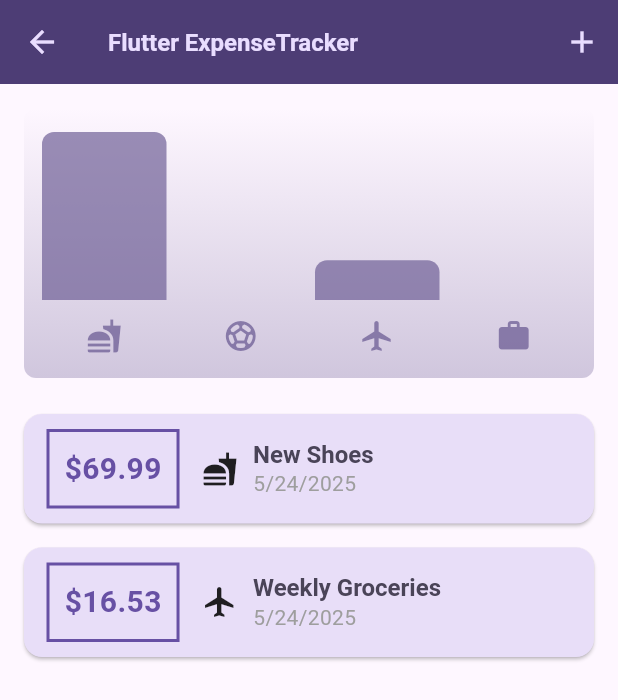
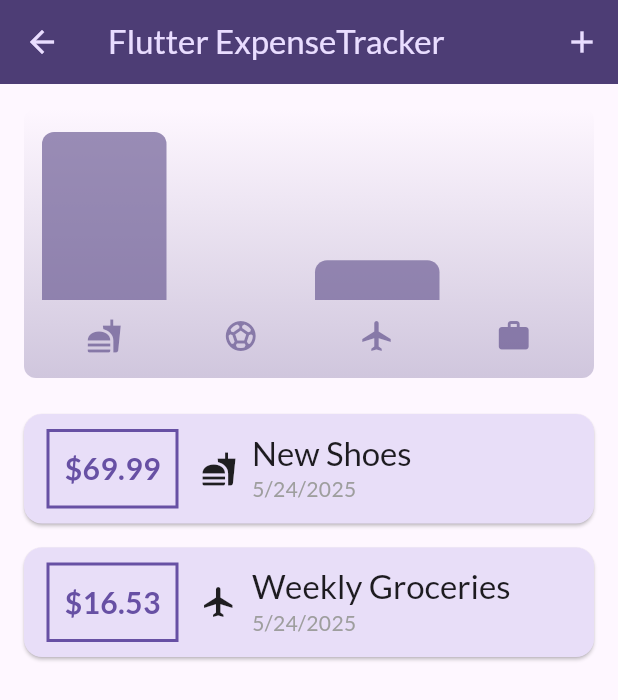
Before and after one commit to binodcoder/portfolio, a Flutter app: the screen it shows after launch, after a tap on "Expenses", on a phone screen of 412 x 824 dp. Shown: the top 700 px of the screen. Run offline on Flutter 3.47's test engine with Material 3 defaults, Android fonts, the light colour scheme and no system bars; our stand-ins replace flutter_svg, font_awesome_flutter, google_fonts, youtube_player_flutter, youtube_player_iframe.

Commit message:
working on meal app

```diff
--- a/lib/features/home/home.dart
+++ b/lib/features/home/home.dart
@@ -1,5 +1,6 @@
 import 'package:flutter/material.dart';
 import 'package:my_cv/features/expense_tracker/widgets/expenses.dart';
+import 'package:my_cv/features/meal/screens/categories.dart';
 import 'package:my_cv/features/todo/todo.dart';
 import '../../common_widgets/app_bar.dart';
 import 'widgets/drawer/drawer.dart';
@@ -11,6 +12,7 @@ class Home extends StatelessWidget {
     HomeItem('Expenses', Icons.attach_money, Expenses()),
     HomeItem('Quiz', Icons.quiz, Quiz()),
     HomeItem('Todo', Icons.task, Todos()),
+    HomeItem('Meal', Icons.set_meal, CategoriesScreen()),
   ];
 
   @override
--- /dev/null
+++ b/lib/features/meal/models/category.dart
@@ -0,0 +1,13 @@
+import 'package:flutter/material.dart';
+
+class Category {
+  const Category({
+    required this.id,
+    required this.title,
+    this.color = Colors.orange,
+  });
+
+  final String id;
+  final String title;
+  final Color color;
+}
--- a/lib/features/profile/widgets/gradient_container.dart
+++ b/lib/features/profile/widgets/gradient_container.dart
@@ -1,6 +1,7 @@
 import 'dart:io';
 
 import 'package:flutter/material.dart';
+import 'package:flutter_svg/svg.dart';
 import 'package:font_awesome_flutter/font_awesome_flutter.dart';
 import 'package:my_cv/common_widgets/styled_text.dart';
 import 'package:my_cv/features/profile/widgets/youtube_player.dart';
@@ -40,6 +41,21 @@ class GradientContainer extends StatelessWidget {
           child: Column(
             //crossAxisAlignment: CrossAxisAlignment.stretch,
             children: [
+              Container(
+                width: 50,
+                height: 50,
+                child: SvgPicture.asset(
+                  'assets/images/logo_setting.svg',
+                  semanticsLabel: 'Dart Logo',
+                ),
+              ),
+              Container(
+                width: 50,
+                height: 50,
+                child: Image(
+                  image: AssetImage('assets/images/education.png'),
+                ),
+              ),
               Card(
                 elevation: 2.0,
                 child: Padding(
--- a/lib/main.dart
+++ b/lib/main.dart
@@ -1,4 +1,5 @@
 import 'package:flutter/material.dart';
+import 'package:google_fonts/google_fonts.dart';
 import 'package:my_cv/common_widgets/bottom_nav_scaffold.dart';
 
 // import 'package:flutter/services.dart';
@@ -54,13 +55,14 @@ void main() {
             backgroundColor: kColorScheme.primaryContainer,
           ),
         ),
-        textTheme: ThemeData().textTheme.copyWith(
-              titleLarge: TextStyle(
-                fontWeight: FontWeight.bold,
-                color: kColorScheme.onSecondaryContainer,
-                fontSize: 16,
-              ),
-            ),
+        // textTheme: ThemeData().textTheme.copyWith(
+        //       titleLarge: TextStyle(
+        //         fontWeight: FontWeight.bold,
+        //         color: kColorScheme.onSecondaryContainer,
+        //         fontSize: 16,
+        //       ),
+        //     ),
+        textTheme: GoogleFonts.latoTextTheme(),
       ),
       // themeMode: ThemeMode.system,
       home: BottomNavScaffold(),
--- a/pubspec.yaml
+++ b/pubspec.yaml
@@ -35,6 +35,7 @@ dependencies:
   intl: ^0.18.0
   youtube_player_flutter: ^9.1.1
   youtube_player_iframe: ^5.2.1
+  flutter_svg: ^2.1.0
 
 
 dev_dependencies:
```
Also changed, not shown: lib/features/meal/data/dummy_data.dart (added, +56 -0 lines), lib/features/meal/screens/categories.dart (added, +30 -0 lines), lib/features/meal/widgets/category_grid_item.dart (added, +39 -0 lines), assets/images/education.png (added), assets/images/logo_setting.svg (added), pubspec.lock.
